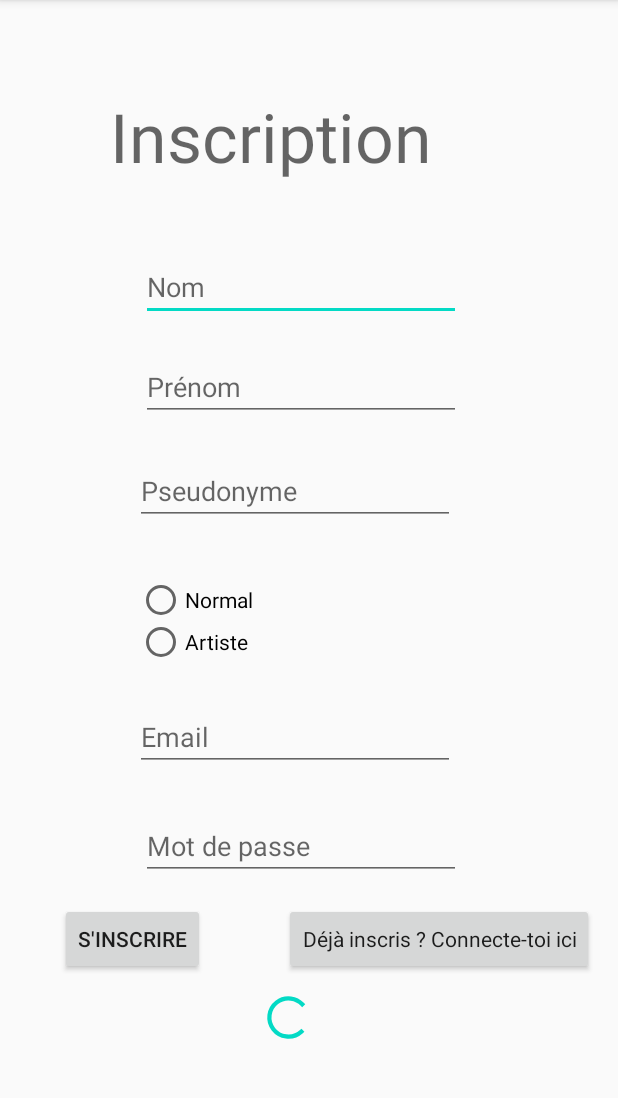
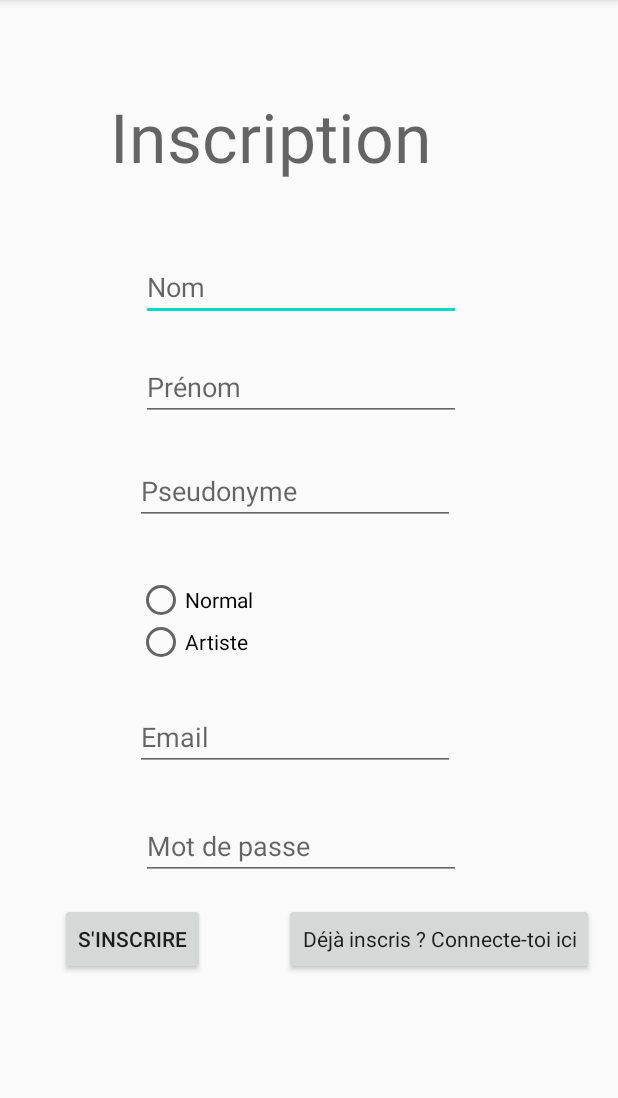
Before and after one commit to SefkanTas/Sonofy, an Android app: the RegisterActivity screen opened directly, with no data from a screen before it, on a phone screen of 412 x 824 dp, the part 84-1182 px from its top. Run offline under Robolectric (Android 15) with nearby library versions, the phone set to English and light mode, and no system bars; our stand-ins replace Firebase (no records; nobody signed in at launch, a user with empty details on screens opened directly).

Commit message:
erase the progress button in register page

```diff
--- a/app/src/main/java/github/com/kazetavi/sonofy/ui/register/RegisterActivity.java
+++ b/app/src/main/java/github/com/kazetavi/sonofy/ui/register/RegisterActivity.java
@@ -1,6 +1,5 @@
 package github.com.kazetavi.sonofy.ui.register;
 
-import androidx.annotation.NonNull;
 import androidx.appcompat.app.AppCompatActivity;
 
 import android.content.Intent;
@@ -10,16 +9,11 @@ import android.util.Patterns;
 import android.view.View;
 import android.widget.Button;
 import android.widget.EditText;
-import android.widget.ProgressBar;
 import android.widget.RadioButton;
 import android.widget.RadioGroup;
 import android.widget.Toast;
 
-import com.google.android.gms.tasks.OnCompleteListener;
-import com.google.android.gms.tasks.OnFailureListener;
 import com.google.android.gms.tasks.OnSuccessListener;
-import com.google.android.gms.tasks.Task;
-import com.google.firebase.auth.AuthResult;
 import com.google.firebase.auth.FirebaseAuth;
 import com.google.firebase.firestore.FirebaseFirestore;
 
@@ -36,7 +30,6 @@ public class RegisterActivity extends AppCompatActivity implements View.OnClickL
     private EditText uEmail;
     private EditText uMdp;
     private FirebaseAuth mAuth;
-    private ProgressBar prgB;
     private RadioGroup btn_groupe;
 
 
@@ -50,7 +43,6 @@ public class RegisterActivity extends AppCompatActivity implements View.OnClickL
         uPseudo = findViewById(R.id.pseudo_user);
         uEmail = findViewById(R.id.mail_user);
         uMdp = findViewById(R.id.password_user);
-        prgB = findViewById(R.id.progressBar2);
         Button inscription = findViewById(R.id.inscription);
         mAuth = FirebaseAuth.getInstance();
         btn_groupe = findViewById(R.id.groupe);
@@ -64,13 +56,10 @@ public class RegisterActivity extends AppCompatActivity implements View.OnClickL
 
         inscription.setOnClickListener(this);
 
-        login.setOnClickListener(new View.OnClickListener() {
-            @Override
-            public void onClick(View v) {
+        login.setOnClickListener(v -> {
             Intent intent = new Intent(getBaseContext(), LoginActivity.class);
             intent.addFlags(Intent.FLAG_ACTIVITY_NEW_TASK | Intent.FLAG_ACTIVITY_CLEAR_TASK);
             startActivity(intent);
-            }
         });
     }
 
@@ -141,9 +130,7 @@ public class RegisterActivity extends AppCompatActivity implements View.OnClickL
         }
 
         mAuth.createUserWithEmailAndPassword(email,mdp)
-                .addOnCompleteListener(new OnCompleteListener<AuthResult>() {
-                    @Override
-                    public void onComplete(@NonNull Task<AuthResult> task) {
+                .addOnCompleteListener(task -> {
                     if(task.isSuccessful()){
                         User u = new User(name, firstname,pseudo, email,type);
 
@@ -154,24 +141,15 @@ public class RegisterActivity extends AppCompatActivity implements View.OnClickL
                                     @Override
                                     public void onSuccess(Object o) {
                                         Log.d(TAG, "Nouvel utilisateur créé avec succès avec ID: " + mAuth.getCurrentUser().getUid());
-                                            prgB.setVisibility(View.VISIBLE);
 
                                         Intent intent = new Intent(getBaseContext(), LoginActivity.class);
                                         intent.addFlags(Intent.FLAG_ACTIVITY_NEW_TASK | Intent.FLAG_ACTIVITY_CLEAR_TASK);
                                         startActivity(intent);
                                     }
                                 })
-                                    .addOnFailureListener(new OnFailureListener() {
-                                        @Override
-                                        public void onFailure(@NonNull Exception e) {
-                                            Log.w(TAG, "Création d'un nouvel utilisateur échouée", e);
-                                            prgB.setVisibility(View.GONE);
-                                        }
-                                    });
+                                .addOnFailureListener(e -> Log.w(TAG, "Création d'un nouvel utilisateur échouée", e));
                     }else{
                         Toast.makeText(RegisterActivity.this, "Création nouvel utilisateur échoué . Veuillez réessayer", Toast.LENGTH_SHORT).show();
-                            prgB.setVisibility(View.GONE);
-                        }
                     }
                 });
     }
--- a/app/src/main/res/layout/activity_register.xml
+++ b/app/src/main/res/layout/activity_register.xml
@@ -117,19 +117,6 @@
         app:layout_constraintTop_toTopOf="parent"
         app:layout_constraintVertical_bias="0.957" />
 
-    <ProgressBar
-        android:id="@+id/progressBar2"
-        style="?android:attr/progressBarStyle"
-        android:layout_width="41dp"
-        android:layout_height="34dp"
-        app:layout_constraintBottom_toBottomOf="parent"
-        app:layout_constraintEnd_toEndOf="parent"
-        app:layout_constraintHorizontal_bias="0.464"
-        app:layout_constraintStart_toStartOf="parent"
-        app:layout_constraintTop_toTopOf="parent"
-        app:layout_constraintVertical_bias="0.901"
-        tools:visibility="visible" />
-
     <RadioGroup
         android:id="@+id/groupe"
         android:layout_width="214dp"
```
Lines whose indentation alone changed are shown as unchanged.
